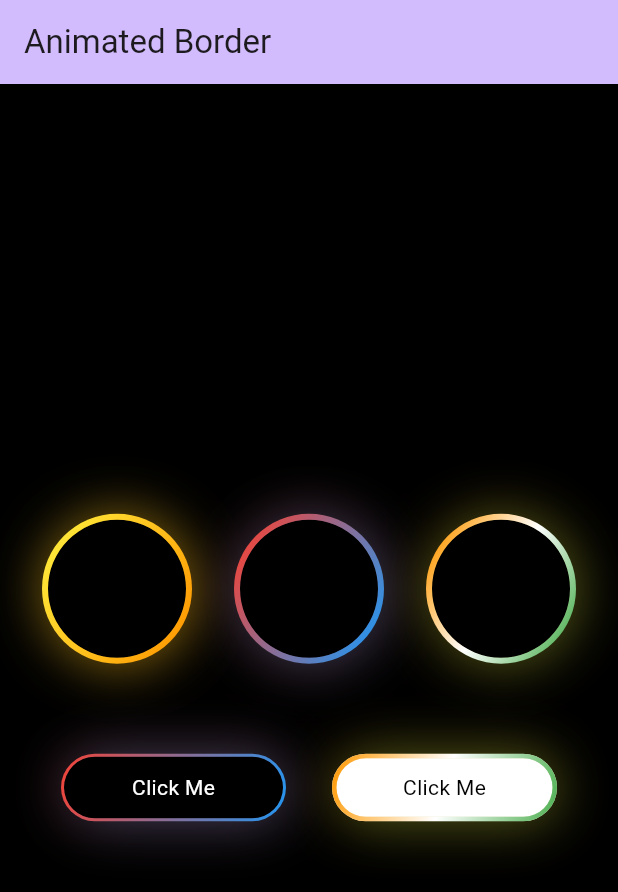
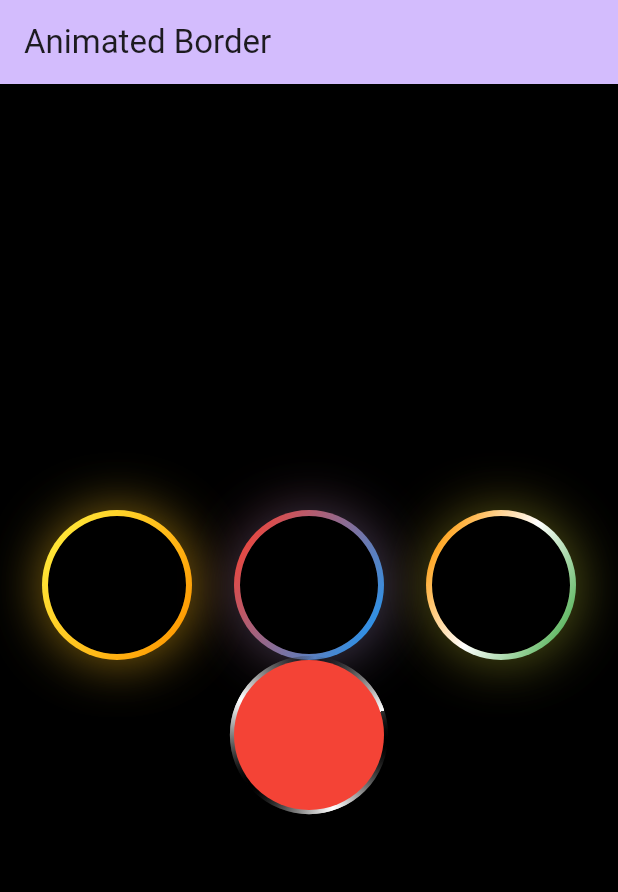
Before and after one commit to Oauth-Celestial/zo_animated_border, a Flutter app: the screen it shows after launch, on a phone screen of 412 x 824 dp. Shown: the top 892 px of the screen. Run offline on Flutter 3.47's test engine with Material 3 defaults, Android fonts, the phone set to English and light mode, and no system bars.

Commit message:
Added Monocrome border

```diff
--- a/example/lib/main.dart
+++ b/example/lib/main.dart
@@ -1,4 +1,5 @@
 import 'package:flutter/material.dart';
+
 import 'package:zo_animated_border/zo_animated_border.dart';
 
 void main() {
@@ -107,10 +108,6 @@ class _MyHomePageState extends State<MyHomePage> {
           // wireframe for each widget.
           mainAxisAlignment: MainAxisAlignment.center,
           children: <Widget>[
-            SizedBox(
-              height: 10,
-              width: double.infinity,
-            ),
             Row(
               mainAxisAlignment: MainAxisAlignment.spaceEvenly,
               children: [
@@ -161,45 +158,18 @@ class _MyHomePageState extends State<MyHomePage> {
                 ),
               ],
             ),
-            SizedBox(
-              height: 60,
-            ),
-            Padding(
-              padding: const EdgeInsets.symmetric(horizontal: 10),
-              child: Row(
-                mainAxisAlignment: MainAxisAlignment.spaceEvenly,
-                children: [
-                  ZoAnimatedGradientBorder(
-                    width: 150,
-                    height: 45,
-                    borderThickness: 2,
-                    shouldAnimate: false,
-                    gradientColor: [Colors.red, Colors.blue],
-                    duration: Duration(seconds: 4),
-                    child: Container(
-                        alignment: Alignment.center,
-                        color: Colors.black,
-                        child: Text(
-                          "Click Me",
-                          style: TextStyle(color: Colors.white),
-                        )),
-                  ),
-                  ZoAnimatedGradientBorder(
-                    width: 150,
-                    height: 45,
-                    borderThickness: 3,
-                    shouldAnimate: false,
-                    gradientColor: [Colors.orange, Colors.white, Colors.green],
-                    duration: Duration(seconds: 4),
-                    child: Container(
-                        alignment: Alignment.center,
-                        color: Colors.white,
-                        child: Text(
-                          "Click Me",
-                          style: TextStyle(color: Colors.black),
-                        )),
-                  ),
-                ],
+            ZoMonoCromeBorder(
+              trackBorderColor: Colors.white,
+              cornerRadius: 50.0,
+              borderStyle: ZoMonoCromeBorderStyle.mirror,
+              borderWidth: 5.5,
+              child: Container(
+                width: 100,
+                height: 100,
+                decoration: BoxDecoration(
+                  color: Colors.red,
+                  shape: BoxShape.circle,
+                ),
               ),
             )
           ],
--- /dev/null
+++ b/lib/clipper/border_cut_clipper.dart
@@ -0,0 +1,32 @@
+import 'package:flutter/material.dart';
+
+class BorderCutClipper extends CustomClipper<Path> {
+  double thickness;
+  double radius;
+  BorderCutClipper({
+    required this.thickness,
+    required this.radius,
+  });
+
+  @override
+  Path getClip(Size size) {
+    final rect = Rect.fromLTRB(
+        -size.width, -size.width, size.width * 2, size.height * 2);
+    final double width = size.width - thickness * 2;
+    final double height = size.height - thickness * 2;
+
+    final borderPath = Path();
+    borderPath.fillType = PathFillType.evenOdd;
+    borderPath.addRRect(RRect.fromRectAndRadius(
+        Rect.fromLTWH(thickness, thickness, width, height),
+        Radius.circular(radius - thickness)));
+    borderPath.addRect(rect);
+
+    return borderPath;
+  }
+
+  @override
+  bool shouldReclip(BorderCutClipper oldClipper) {
+    return oldClipper.radius != radius || oldClipper.thickness != thickness;
+  }
+}
--- /dev/null
+++ b/lib/clipper/track_painter.dart
@@ -0,0 +1,78 @@
+import 'package:flutter/material.dart';
+import 'dart:math' as math;
+
+import 'package:zo_animated_border/zo_track_border.dart';
+
+class TrackPainter extends CustomPainter {
+  /// Animation of the AnimationController
+  final Animation animation;
+
+  /// Corner radius of the border
+  final double cornerRadius;
+
+  /// Width of the border
+  final double trackWidth;
+
+  /// Color of the border
+  final Color trackBorderColor;
+
+  final ZoMonoCromeBorderStyle borderStyle;
+
+  TrackPainter(
+      {required this.animation,
+      required this.cornerRadius,
+      required this.trackWidth,
+      required this.trackBorderColor,
+      this.borderStyle = ZoMonoCromeBorderStyle.stroke})
+      : super(repaint: animation);
+
+  @override
+  void paint(Canvas canvas, Size size) {
+    /// Painting the border
+    final rect = Offset.zero & size;
+    final paint = Paint()..color = Colors.transparent;
+    final progress = animation.value;
+
+    if (progress > 0.0) {
+      paint.color = trackBorderColor;
+      paint.shader = SweepGradient(
+        tileMode: borderStyle.value,
+        colors: [
+          Colors.transparent,
+          trackBorderColor,
+          Colors.transparent,
+        ],
+        stops: const [
+          0.0,
+          1.0,
+          1.0,
+        ],
+        startAngle: math.pi / 8,
+        endAngle: math.pi / 2,
+        transform: GradientRotation(
+          (math.pi * 2 * progress),
+        ),
+      ).createShader(rect);
+    }
+
+    var rRect = RRect.fromRectAndRadius(
+      rect,
+      Radius.circular(cornerRadius),
+    );
+
+    final path = Path()..addRRect(rRect);
+
+    canvas.drawRRect(
+      rRect,
+      paint
+        ..strokeWidth = trackWidth
+        ..style = PaintingStyle.stroke
+        ..strokeCap = StrokeCap.round,
+    );
+
+    canvas.drawPath(path, paint);
+  }
+
+  @override
+  bool shouldRepaint(TrackPainter oldDelegate) => true;
+}
--- a/lib/zo_animated_border.dart
+++ b/lib/zo_animated_border.dart
@@ -1,5 +1,7 @@
 library zo_animated_border;
 
+export 'zo_track_border.dart';
 import 'package:flutter/material.dart';
+import 'package:zo_animated_border/clipper/border_cut_clipper.dart';
 
-part 'animated_border.dart';
+part 'zo_gradient_border.dart';
--- a/lib/animated_border.dart
+++ b/lib/zo_gradient_border.dart
@@ -136,18 +136,19 @@ class _ZoAnimatedGradientBorderState extends State<ZoAnimatedGradientBorder>
     return SizedBox(
       width: widget.width,
       height: widget.height,
-      child: LayoutBuilder(builder: (context, constraints) {
+      child: LayoutBuilder(
+        builder: (context, constraints) {
           return Stack(
             children: [
               widget.child != null
                   ? ClipRRect(
-                    borderRadius:
-                        BorderRadius.all(Radius.circular(widget.borderRadius)),
+                      borderRadius: BorderRadius.all(
+                          Radius.circular(widget.borderRadius)),
                       child: widget.child,
                     )
                   : const SizedBox.shrink(),
               ClipPath(
-              clipper: _BorderCutClipper(
+                clipper: BorderCutClipper(
                     radius: widget.borderRadius,
                     thickness: widget.borderThickness),
                 child: AnimatedBuilder(
@@ -156,42 +157,13 @@ class _ZoAnimatedGradientBorderState extends State<ZoAnimatedGradientBorder>
                     return Stack(
                       children: [
                         /// Creates the shadow with the first color in list
-                        Container(
-                          width: constraints.maxWidth,
-                          height: constraints.maxHeight,
-                          decoration: BoxDecoration(
-                              color: Colors.transparent,
-                              borderRadius:
-                                  BorderRadius.circular(widget.borderRadius),
-                              boxShadow: [
-                                BoxShadow(
-                                    color: topColor
-                                        .withOpacity(widget.glowOpacity),
-                                    offset: Offset.zero,
-                                    blurRadius: widget.blurRadius,
-                                    spreadRadius: widget.spreadRadius)
-                              ]),
-                        ),
+                        FirstColorWidget(widget: widget, topColor: topColor),
 
                         /// Creates the shadow with the last color in list
                         Align(
                           alignment: _bottomAlignmentAnimation!.value,
-                          child: Container(
-                            width: constraints.maxWidth * 0.95,
-                            height: constraints.maxHeight * 0.95,
-                            decoration: BoxDecoration(
-                                color: Colors.transparent,
-                                borderRadius: BorderRadius.all(
-                                    Radius.circular(widget.borderRadius)),
-                                boxShadow: [
-                                  BoxShadow(
-                                      color: bottomColor
-                                          .withOpacity(widget.glowOpacity),
-                                      offset: Offset.zero,
-                                      blurRadius: widget.blurRadius,
-                                      spreadRadius: widget.spreadRadius)
-                                ]),
-                          ),
+                          child: LastColorWidget(
+                              widget: widget, bottomColor: bottomColor),
                         ),
                         Container(
                           decoration: BoxDecoration(
@@ -204,43 +176,76 @@ class _ZoAnimatedGradientBorderState extends State<ZoAnimatedGradientBorder>
                         ),
                       ],
                     );
-                  }),
+                  },
+                ),
               ),
             ],
           );
-      }),
+        },
+      ),
     );
   }
 }
 
-/// Responsible for clipping the widget and creating the border style
-class _BorderCutClipper extends CustomClipper<Path> {
-  double thickness;
-  double radius;
-  _BorderCutClipper({
-    required this.thickness,
-    required this.radius,
+class LastColorWidget extends StatelessWidget {
+  const LastColorWidget({
+    super.key,
+    required this.widget,
+    required this.bottomColor,
   });
 
+  final ZoAnimatedGradientBorder widget;
+  final Color bottomColor;
+
   @override
-  Path getClip(Size size) {
-    final rect = Rect.fromLTRB(
-        -size.width, -size.width, size.width * 2, size.height * 2);
-    final double width = size.width - thickness * 2;
-    final double height = size.height - thickness * 2;
-
-    final borderPath = Path();
-    borderPath.fillType = PathFillType.evenOdd;
-    borderPath.addRRect(RRect.fromRectAndRadius(
-        Rect.fromLTWH(thickness, thickness, width, height),
-        Radius.circular(radius - thickness)));
-    borderPath.addRect(rect);
-
-    return borderPath;
+  Widget build(BuildContext context) {
+    return LayoutBuilder(builder: (context, constraints) {
+      return Container(
+        width: constraints.maxWidth * 0.95,
+        height: constraints.maxHeight * 0.95,
+        decoration: BoxDecoration(
+            color: Colors.transparent,
+            borderRadius:
+                BorderRadius.all(Radius.circular(widget.borderRadius)),
+            boxShadow: [
+              BoxShadow(
+                  color: bottomColor.withValues(alpha: widget.glowOpacity),
+                  offset: Offset.zero,
+                  blurRadius: widget.blurRadius,
+                  spreadRadius: widget.spreadRadius)
+            ]),
+      );
+    });
+  }
 }
 
+class FirstColorWidget extends StatelessWidget {
+  const FirstColorWidget({
+    super.key,
+    required this.widget,
+    required this.topColor,
+  });
+
+  final ZoAnimatedGradientBorder widget;
+  final Color topColor;
+
   @override
-  bool shouldReclip(_BorderCutClipper oldClipper) {
-    return oldClipper.radius != radius || oldClipper.thickness != thickness;
+  Widget build(BuildContext context) {
+    return LayoutBuilder(builder: (context, constraints) {
+      return Container(
+        width: constraints.maxWidth,
+        height: constraints.maxHeight,
+        decoration: BoxDecoration(
+            color: Colors.transparent,
+            borderRadius: BorderRadius.circular(widget.borderRadius),
+            boxShadow: [
+              BoxShadow(
+                  color: topColor.withValues(alpha: widget.glowOpacity),
+                  offset: Offset.zero,
+                  blurRadius: widget.blurRadius,
+                  spreadRadius: widget.spreadRadius)
+            ]),
+      );
+    });
   }
 }
--- /dev/null
+++ b/lib/zo_track_border.dart
@@ -0,0 +1,113 @@
+import 'package:flutter/material.dart';
+import 'dart:math' as math;
+
+import 'package:zo_animated_border/clipper/track_painter.dart';
+
+enum ZoMonoCromeBorderStyle { stroke, repeated, mirror }
+
+extension GetBorderStyle on ZoMonoCromeBorderStyle {
+  TileMode get value {
+    switch (this) {
+      case ZoMonoCromeBorderStyle.stroke:
+        // TODO: Handle this case.
+        return TileMode.clamp;
+      case ZoMonoCromeBorderStyle.repeated:
+        // TODO: Handle this case.
+        return TileMode.repeated;
+      case ZoMonoCromeBorderStyle.mirror:
+        // TODO: Handle this case.
+        return TileMode.mirror;
+    }
+  }
+}
+
+class ZoMonoCromeBorder extends StatefulWidget {
+  final Widget child;
+
+  final ValueChanged<AnimationController>? controller;
+
+  final Duration duration;
+
+  final double cornerRadius;
+
+  final double borderWidth;
+
+  final Color trackBorderColor;
+
+  final EdgeInsets padding;
+
+  final ZoMonoCromeBorderStyle borderStyle;
+
+  const ZoMonoCromeBorder({
+    required this.child,
+    this.controller,
+    this.duration = const Duration(seconds: 4),
+    this.cornerRadius = 0.0,
+    this.borderWidth = 1,
+    this.trackBorderColor = Colors.red,
+    this.padding = EdgeInsets.zero,
+    this.borderStyle = ZoMonoCromeBorderStyle.stroke,
+    Key? key,
+  }) : super(key: key);
+
+  @override
+  _ZoMonoCromeBorderState createState() => _ZoMonoCromeBorderState();
+}
+
+class _ZoMonoCromeBorderState extends State<ZoMonoCromeBorder>
+    with SingleTickerProviderStateMixin {
+  AnimationController? _controller;
+
+  @override
+  void didUpdateWidget(ZoMonoCromeBorder oldWidget) {
+    if (oldWidget != oldWidget) {
+      _controller?.forward(from: 0.0);
+    }
+    super.didUpdateWidget(oldWidget);
+  }
+
+  @override
+  void initState() {
+    super.initState();
+
+    _controller = AnimationController(
+      vsync: this,
+      duration: widget.duration,
+    )..addStatusListener((status) {
+        if (status == AnimationStatus.reverse) {}
+      });
+
+    _controller?.repeat();
+
+    if (_controller != null) {
+      widget.controller?.call(_controller!);
+    }
+  }
+
+  @override
+  void dispose() {
+    _controller?.dispose();
+    super.dispose();
+  }
+
+  @override
+  Widget build(BuildContext context) {
+    return CustomPaint(
+      painter: TrackPainter(
+          animation: _controller!,
+          cornerRadius: widget.cornerRadius,
+          trackWidth: widget.borderWidth,
+          trackBorderColor: widget.trackBorderColor,
+          borderStyle: widget.borderStyle),
+      child: Padding(
+        padding: widget.padding,
+        child: widget.child,
+      ),
+    );
+  }
+
+  int getRandomNumber() {
+    var random = math.Random();
+    return (random.nextInt(20) + 6);
+  }
+}
```
Also changed, not shown: example/analysis_options.yaml (+25 -25 lines), example/pubspec.lock, 3 other files. Lines whose indentation alone changed are shown as unchanged.
